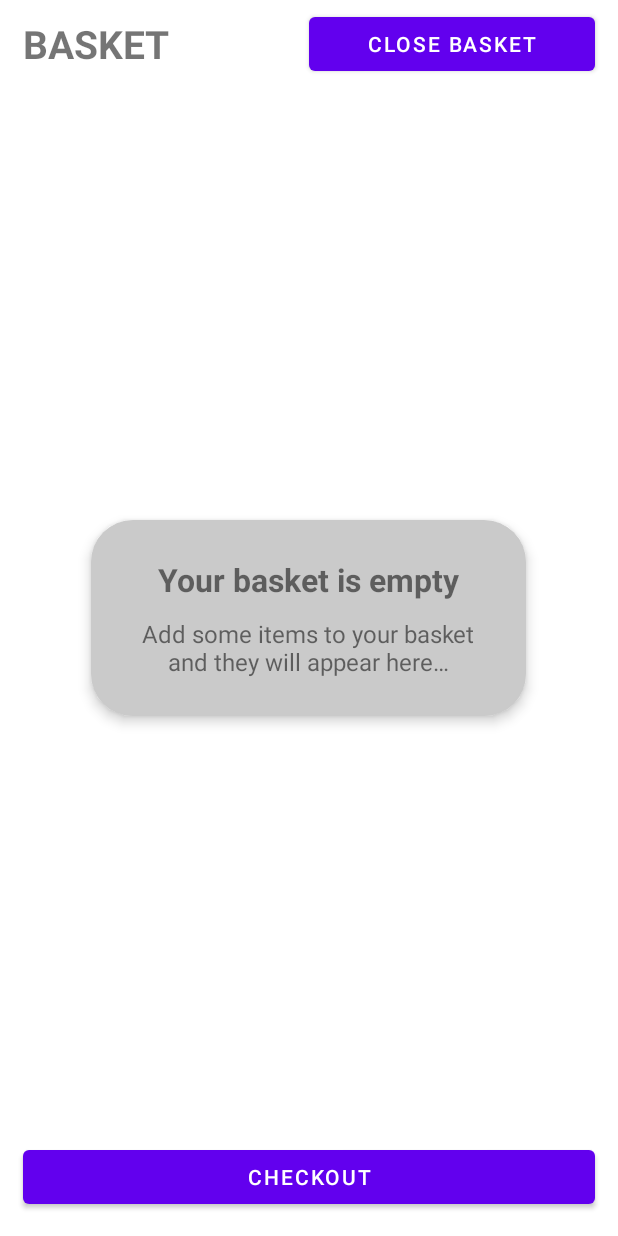
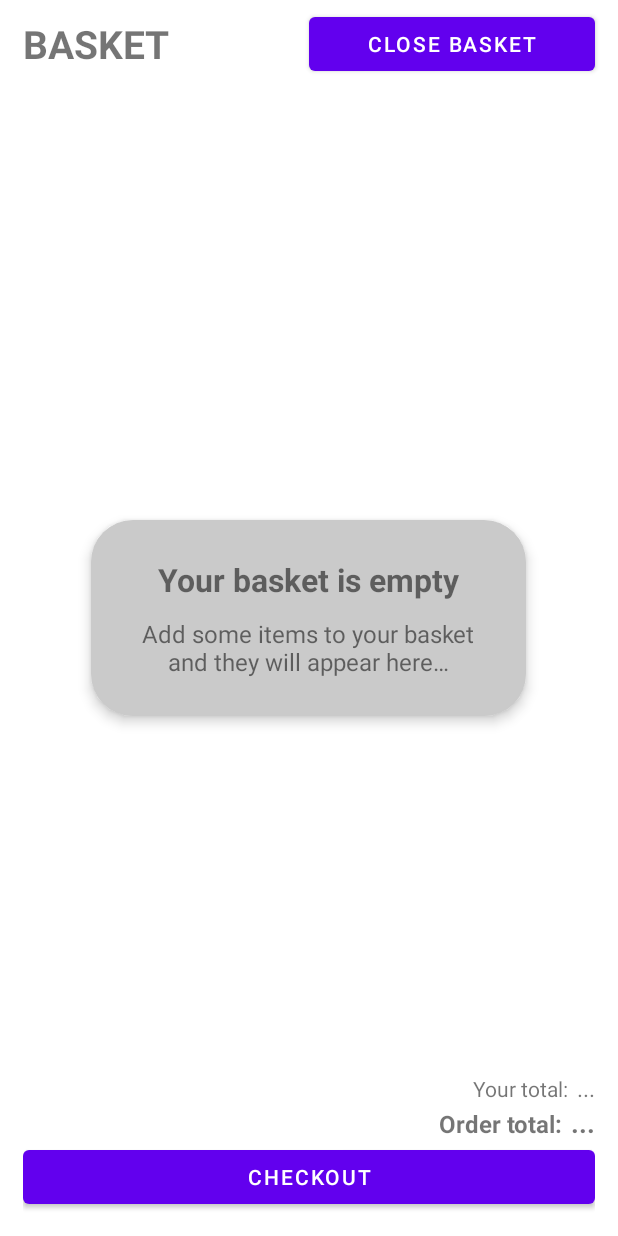
Before and after one commit to SEPP-SSH/Shared-Groceries, an Android app: the layout fragment_basket.xml on its own in the app's theme, with its tools: preview values and no code run, on a phone screen of 412 x 824 dp. Run offline under Robolectric (Android 15) with nearby library versions, the phone set to English and light mode, and no system bars.

Commit message:
Added total prices views
The basket screen now displays the total cost of the order and the total cost for the current user.

```diff
--- a/Android/app/src/main/java/uk/co/xeiverse/ssh/helpers/ServerHelper.java
+++ b/Android/app/src/main/java/uk/co/xeiverse/ssh/helpers/ServerHelper.java
@@ -99,6 +99,7 @@ public class ServerHelper {
         basketItemsList = new ArrayList<>();
         if (storeId == 1) {
             basketId = 1;
+            for (int i = 0; i < 1; i++)
                 basketItemsList.add(
                         new BasketItem(
                                 1,
--- a/Android/app/src/main/res/layout/fragment_basket.xml
+++ b/Android/app/src/main/res/layout/fragment_basket.xml
@@ -42,19 +42,74 @@
         android:layout_alignParentStart="true"
         android:layout_alignParentEnd="true"
         android:layout_below="@id/topPanel"
-        android:layout_above="@id/checkoutBtn"
+        android:layout_above="@id/checkoutLayout"
         android:layout_width="match_parent"
         android:layout_height="match_parent"/>
 
-    <Button
-        android:id="@+id/checkoutBtn"
-        android:text="@string/checkout"
-        android:layout_margin="15dp"
+    <LinearLayout
+        android:id="@+id/checkoutLayout"
         android:layout_alignParentBottom="true"
-        android:layout_alignParentStart="true"
-        android:layout_alignParentEnd="true"
-        android:layout_width="wrap_content"
-        android:layout_height="wrap_content" />
+        android:orientation="vertical"
+        android:layout_marginTop="2dp"
+        android:layout_marginBottom="15dp"
+        android:layout_marginStart="15dp"
+        android:layout_marginEnd="15dp"
+        android:layout_width="match_parent"
+        android:layout_height="wrap_content">
+
+        <LinearLayout
+            android:orientation="horizontal"
+            android:gravity="end"
+            android:layout_width="match_parent"
+            android:layout_height="wrap_content">
+
+            <TextView
+                android:text="@string/your_total"
+                android:layout_marginEnd="5dp"
+                android:textSize="14sp"
+                android:layout_width="wrap_content"
+                android:layout_height="wrap_content" />
+
+            <TextView
+                android:id="@+id/userTotalView"
+                android:text="@string/placeholder"
+                android:textSize="15sp"
+                android:layout_width="wrap_content"
+                android:layout_height="wrap_content" />
+
+        </LinearLayout>
+
+        <LinearLayout
+            android:orientation="horizontal"
+            android:gravity="end"
+            android:layout_width="match_parent"
+            android:layout_height="wrap_content">
+
+            <TextView
+                android:text="@string/order_total"
+                android:textStyle="bold"
+                android:textSize="16sp"
+                android:layout_marginEnd="5dp"
+                android:layout_width="wrap_content"
+                android:layout_height="wrap_content" />
+
+            <TextView
+                android:id="@+id/orderTotalView"
+                android:text="@string/placeholder"
+                android:textStyle="bold"
+                android:textSize="18sp"
+                android:layout_width="wrap_content"
+                android:layout_height="wrap_content" />
+
+        </LinearLayout>
+
+        <Button
+            android:id="@+id/checkoutBtn"
+            android:text="@string/checkout"
+            android:layout_width="match_parent"
+            android:layout_height="wrap_content" />
+
+    </LinearLayout>
 
     <LinearLayout
         android:id="@+id/emptyBasketView"
--- a/Android/app/src/main/res/values/strings.xml
+++ b/Android/app/src/main/res/values/strings.xml
@@ -14,4 +14,6 @@
     <string name="in_stock">In stock</string>
     <string name="out_of_stock">Out of stock</string>
     <string name="sign_out">Sign Out</string>
+    <string name="your_total">Your total:</string>
+    <string name="order_total">Order total:</string>
 </resources>
```
Also changed, not shown: Android/app/src/main/java/uk/co/xeiverse/ssh/adapters/BasketAdapter.java (+9 -1 lines), Android/app/src/main/java/uk/co/xeiverse/ssh/ui/shop/BasketFragment.java (+42 -6 lines). Lines whose indentation alone changed are shown as unchanged.
